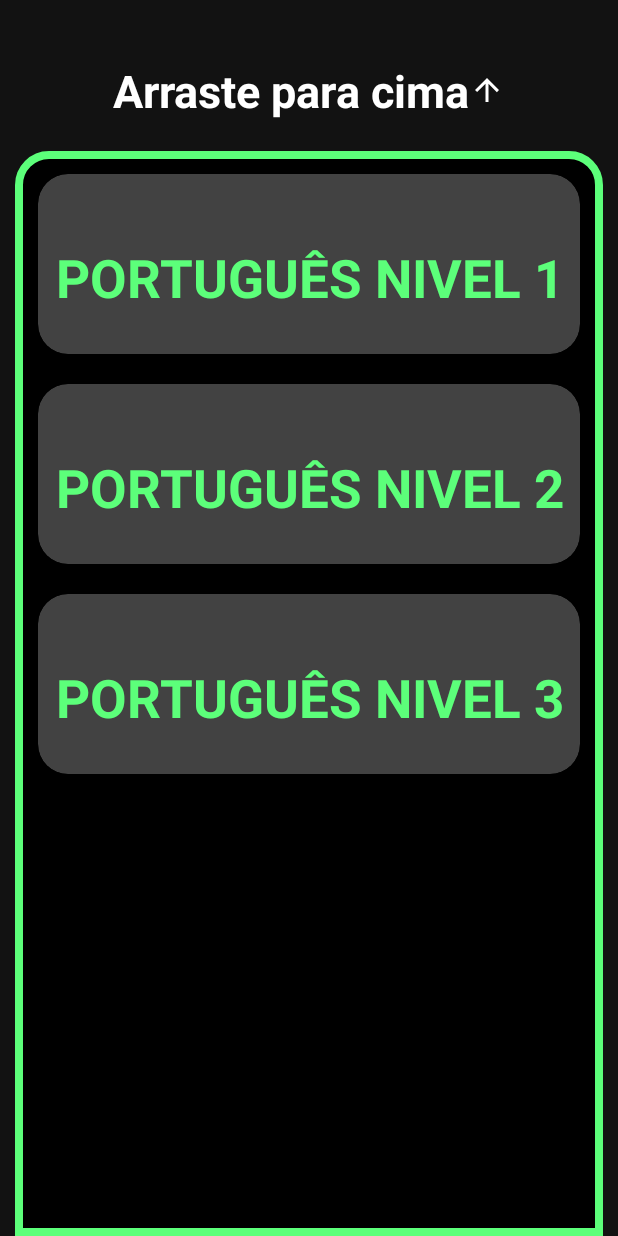
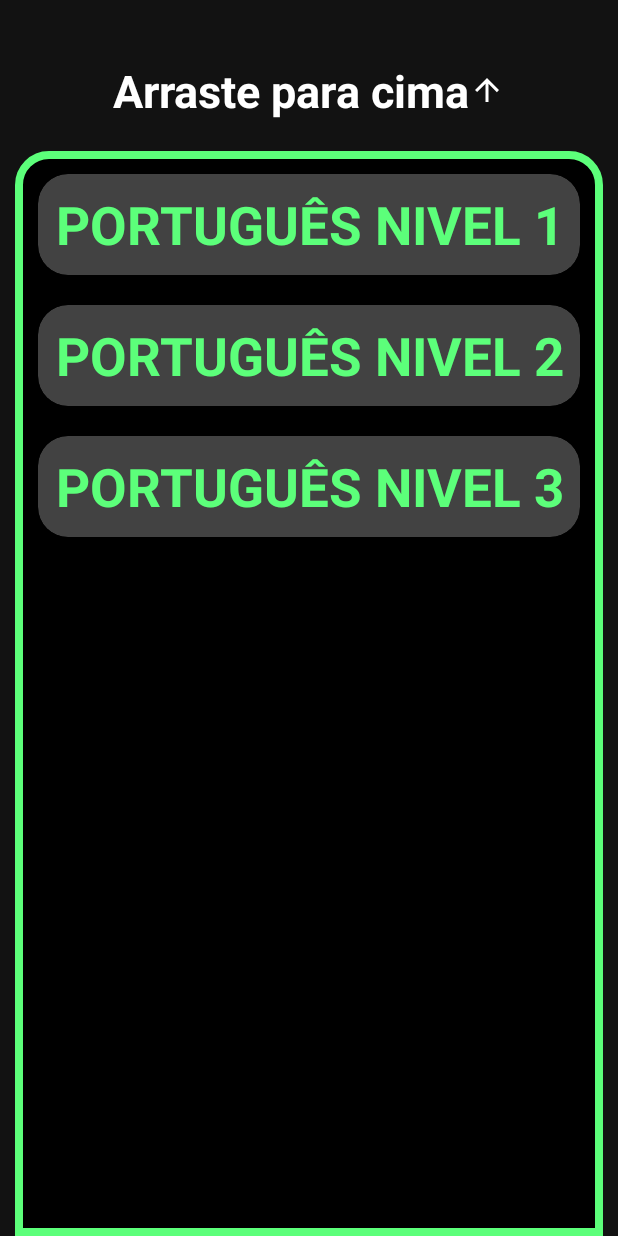
Before and after one commit to GabrielSampaioPichane/Quick-Learn, an Android app: the screen it shows after launch (MainActivity), after a tap on "Português", on a phone screen of 412 x 824 dp. Run offline under Robolectric (Android 15) with nearby library versions, the phone set to English and light mode, and no system bars; 1 other tap on this screen came first.

Commit message:
1.5
Signed-off-by: Gabriel <Gabrielpichane74@gmail.com>

```diff
--- a/app/src/main/res/layout/fragment_main.xml
+++ b/app/src/main/res/layout/fragment_main.xml
@@ -75,6 +75,12 @@
 
         app:layout_constraintBottom_toBottomOf="parent"
         app:layout_constraintTop_toBottomOf="@id/middle_text"
+
+
+        android:layout_marginEnd="5dp"
+        android:layout_marginStart="5dp"
+        android:layout_marginBottom="3dp"
+
        >
 
      <androidx.core.widget.NestedScrollView
--- a/app/src/main/res/layout/fragment_main_portugues.xml
+++ b/app/src/main/res/layout/fragment_main_portugues.xml
@@ -68,12 +68,15 @@
                     android:id="@+id/bt_pt1"
                     android:layout_width="match_parent"
 
-                    android:layout_height="120dp"
+                    android:layout_height="wrap_content"
 
                     android:background="@drawable/shape_container_components"
 
                     app:cardCornerRadius="20dp"
-                    app:cardElevation="0dp">
+                    app:cardElevation="0dp"
+
+                    android:padding="10dp"
+                    >
 
                     <TextView
 
@@ -81,7 +84,6 @@
                         android:layout_height="wrap_content"
 
                         android:padding="10sp"
-                        android:layout_marginTop="35sp"
                         android:gravity="center"
                         android:paddingHorizontal="20sp"
                         android:text="@string/portugu_s_nivel_1"
@@ -99,13 +101,14 @@
                 <androidx.cardview.widget.CardView
                     android:id="@+id/bt_pt2"
                     android:layout_width="match_parent"
-                    android:layout_height="120dp"
+                    android:layout_height="wrap_content"
                     android:layout_marginTop="20dp"
 
 
                     app:cardCornerRadius="20dp"
                     app:cardElevation="0dp"
 
+                    android:padding="10dp"
                     >
                     <TextView
 
@@ -120,7 +123,7 @@
                         android:textStyle="bold"
 
                         android:paddingHorizontal="20dp"
-                        android:layout_marginTop="35dp"
+
 
 
                         />
@@ -132,12 +135,14 @@
 
                     android:id="@+id/bt_pt3"
                     android:layout_width="match_parent"
-                    android:layout_height="120dp"
+                    android:layout_height="wrap_content"
                     android:layout_marginTop="20dp"
 
 
                     app:cardCornerRadius="20dp"
                     app:cardElevation="0dp"
+
+                    android:padding="10dp"
 
                     >
                     <TextView
@@ -153,7 +158,7 @@
                         android:textStyle="bold"
 
                         android:paddingHorizontal="20dp"
-                        android:layout_marginTop="35dp"
+
 
 
                         />
--- a/app/src/main/res/layout/fragment_mapas.xml
+++ b/app/src/main/res/layout/fragment_mapas.xml
@@ -88,6 +88,8 @@
                                       android:layout_gravity="center"
 
                                       android:orientation="vertical"
+
+                                      android:background="@drawable/shape_container_components"
 
                                       android:padding="10dp"
                                       >
```
Also changed, not shown: app/src/main/java/estudo/produto/trabalhoempreendedorismo/Fragments/PortuguesFragment/PtNivel1Fragment.kt (+13 -1 lines), app/src/main/res/drawable/ic_fast.xml (added, +11 -0 lines), app/src/main/res/layout/fragment_logo_initial.xml (+5 -2 lines), app/src/main/res/layout/fragment_main_matematica.xml (+27 -24 lines).
